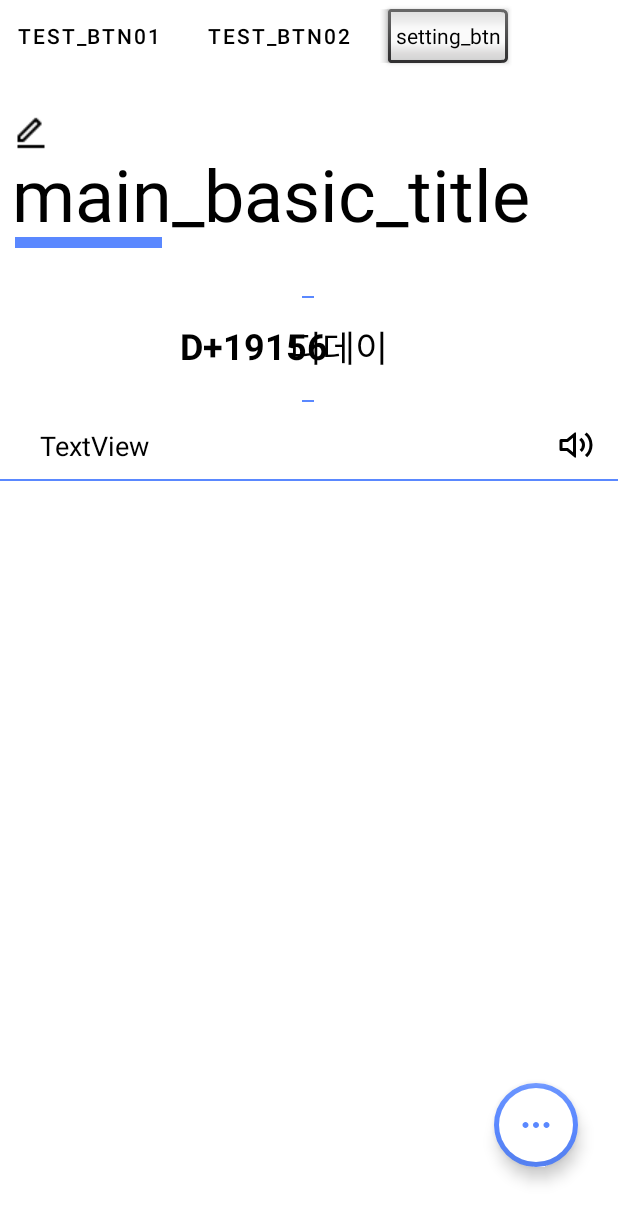
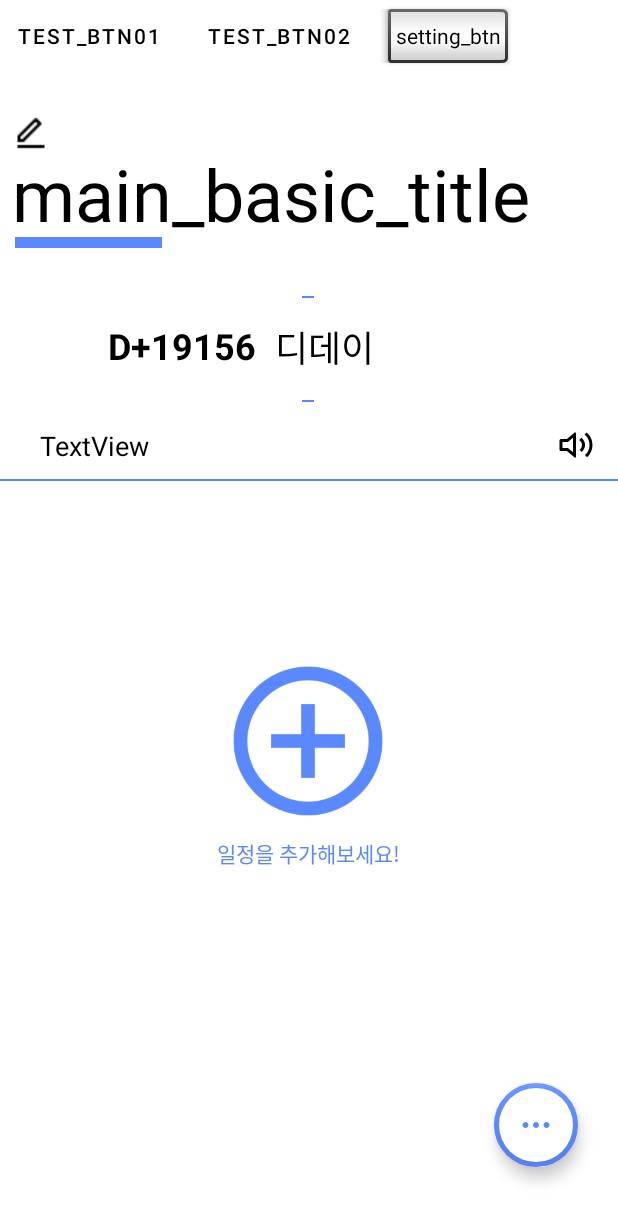
Before and after one commit to wlzkxm2/Probono, an Android app: the Main_Basic_Frag screen opened directly, with no data from a screen before it, on a phone screen of 412 x 824 dp. Shown: the top 1222 px of the screen. Run offline under Robolectric (Android 15) with nearby library versions, the phone set to English and light mode, and no system bars; our stand-ins replace Room's generated code; libraries missing offline, so code that uses them is left out: com.prolificinteractive.materialcalendarview; 5 statements that could not run were skipped.

Commit message:
기본모드 - 메인, 캘린더 일정추가 버튼
이지모드는 미완성

```diff
--- a/app/src/main/java/com/example/calender/Calender_Basic_Frag.java
+++ b/app/src/main/java/com/example/calender/Calender_Basic_Frag.java
@@ -1,12 +1,15 @@
 package com.example.calender;
 
 
+import android.content.Intent;
+import android.media.Image;
 import android.os.Bundle;
 import android.util.Log;
 import android.view.LayoutInflater;
 import android.view.View;
 import android.view.ViewGroup;
 import android.widget.Button;
+import android.widget.ImageButton;
 import android.widget.TextView;
 import android.widget.Toast;
 
@@ -22,15 +25,22 @@ import com.example.calender.DataBase.Calender_Dao;
 import com.example.calender.Main_Basic.List_Item;
 import com.example.calender.Main_Basic.List_ItemAdapter;
 import com.example.calender.StaticUidCode.UidCode;
+import com.example.calender.addschedule.AddSchedule;
 import com.prolificinteractive.materialcalendarview.CalendarDay;
 import com.prolificinteractive.materialcalendarview.MaterialCalendarView;
 import com.prolificinteractive.materialcalendarview.OnDateSelectedListener;
+
+import org.w3c.dom.Text;
 
 import java.text.SimpleDateFormat;
 import java.time.format.DateTimeFormatter;
 import java.util.List;
 
 public class Calender_Basic_Frag extends Fragment {
+
+    // 일정 없는 날 일정추가버튼 표시
+    private ImageButton nolist_add;
+    private TextView nolist_add_text;
 
     public Calender_Dao calender_dao;       // 데이터 베이스 구축을 위한 객체
 
@@ -56,6 +66,10 @@ public class Calender_Basic_Frag extends Fragment {
     public View onCreateView(@NonNull LayoutInflater inflater, @Nullable ViewGroup container, @Nullable Bundle savedInstanceState) {
         View view = inflater.inflate(R.layout.calender_basic, container, false);
         Log.v(TAG, "Frag 뷰입니다");
+
+        // 일정 없는 날 일정추가버튼 표시
+        nolist_add = (ImageButton) view.findViewById(R.id.calendar_basic_nolist_add);
+        nolist_add_text = (TextView) view.findViewById(R.id.calendar_basic_nolist_add_text);
 
         // 날짜를 입력받기 위한 배열
         // 배열로 밖에 데이터를 못받기 때문에 배열로 선언
@@ -149,6 +163,23 @@ public class Calender_Basic_Frag extends Fragment {
 
                 list_itemAdapter.removeAllItem();
 
+                if (calender_like_data.isEmpty()) { // 캘린더 눌러서 일정이 없을때
+                    Log.v("일정이 없는 날입니다", Integer.toString(((UidCode) getActivity().getApplication()).getStatic_day()));
+                    // 일정 없는 날 일정추가버튼 표시
+                    nolist_add.setVisibility(View.VISIBLE);
+                    nolist_add_text.setVisibility(View.VISIBLE);
+                    nolist_add.setOnClickListener(new View.OnClickListener() {
+                        @Override
+                        public void onClick(View v) {
+                            Intent n = new Intent(getActivity(), AddSchedule.class);
+                            startActivity(n);
+                        }
+                    });
+
+                } else {
+                    // 일정 있으면 추가버튼 없애기
+                    nolist_add.setVisibility(View.GONE);
+                    nolist_add_text.setVisibility(View.GONE);
                     for (int i = 0; i < calender_like_data.size(); i++) {
                         List_Item calList = new List_Item();
                         calList.setTime(Integer.toString(calender_like_data.get(i).getStart_time()));
@@ -156,9 +187,15 @@ public class Calender_Basic_Frag extends Fragment {
                         calList.setText(calender_like_data.get(i).get_subtitle());
 
                         list_itemAdapter.addItem(calList);
+//                        list_itemAdapter.addItem(calList); //두개 써있어서 하나 주석 해둠
                     }
                     list_itemAdapter.notifyDataSetChanged();
                     recyclerView.startLayoutAnimation();
+                }
+                list_itemAdapter.notifyDataSetChanged();
+                recyclerView.startLayoutAnimation();
+
+
             }
         });
         //</editor-fold desc="캘린더에 일자가 눌렷을떄">
--- a/app/src/main/java/com/example/calender/Main_Basic/Main_Basic_Frag.java
+++ b/app/src/main/java/com/example/calender/Main_Basic/Main_Basic_Frag.java
@@ -6,6 +6,7 @@ import android.app.DatePickerDialog;
 import android.content.Context;
 import android.content.DialogInterface;
 import android.content.Intent;
+import android.media.Image;
 import android.os.Bundle;
 import android.os.Handler;
 import android.util.Log;
@@ -59,6 +60,10 @@ public class Main_Basic_Frag extends Fragment implements View.OnClickListener {
     long dbinputTime = 0;
     String dbinputTitle = "";
     String dbinputDtitle = "";
+
+    // 일정이 없는날 등록하는 버튼
+    ImageButton nolist_add;
+    TextView nolist_add_text;
 
     // 디데이 변수
     int dateEndY, dateEndM, dateEndD;
@@ -241,6 +246,10 @@ public class Main_Basic_Frag extends Fragment implements View.OnClickListener {
         // 메인 DB호출
         List<Calender_DB> Maindata = calender_dao.getAllData();
 
+        //일정 없는날 등록하는 버튼
+        nolist_add = view.findViewById(R.id.main_basic_nolist_add);
+        nolist_add_text = view.findViewById(R.id.main_basic_nolist_add_text);
+
         //시작일, 종료일 데이터 저장
         calendar = Calendar.getInstance();
         currentYear = calendar.get(Calendar.YEAR);
@@ -347,8 +356,20 @@ public class Main_Basic_Frag extends Fragment implements View.OnClickListener {
 
         list_itemAdapter.removeAllItem();
 
+        if (calender_like_data.isEmpty()) {
+            nolist_add.setVisibility(View.VISIBLE);
+            nolist_add_text.setVisibility(View.VISIBLE);
+            nolist_add.setOnClickListener(new View.OnClickListener() {
+                @Override
+                public void onClick(View v) {
+                    Intent n = new Intent(getActivity(), AddSchedule.class);
+                    startActivity(n);
+                }
+            });
 
-
+        } else {
+            nolist_add.setVisibility(View.GONE);
+            nolist_add_text.setVisibility(View.GONE);
             for (int i = 0; i < calender_like_data.size(); i++) {
                 List_Item calList = new List_Item();
                 String startTime = String.format("%04d", calender_like_data.get(i).getStart_time());
@@ -362,6 +383,8 @@ public class Main_Basic_Frag extends Fragment implements View.OnClickListener {
 
                 list_itemAdapter.addItem(calList);
             }
+        }
+
         list_itemAdapter.notifyDataSetChanged();
         recyclerView.startLayoutAnimation();
 
@@ -386,19 +409,28 @@ public class Main_Basic_Frag extends Fragment implements View.OnClickListener {
                 lastVisibleItemPositions = ((LinearLayoutManager) recyclerView.getLayoutManager()).findLastCompletelyVisibleItemPosition();
                 itemTotalCounts = recyclerView.getAdapter().getItemCount() - 1;
                 if (lastVisibleItemPositions == itemTotalCounts) { // 마지막 아이템 자리일때
-//                    add_schedule.setVisibility(View.VISIBLE); //화면에 보이게 한다.
-//                    add_schedule_dot.setVisibility(View.VISIBLE); //화면에 보이게 한다.
-//                    add_schedule_txt.setVisibility(View.VISIBLE); //화면에 보이게 한다.
-                    add_schedule.startAnimation(fade_in);
-                    add_schedule_txt.startAnimation(fade_in);
-                    add_schedule_dot.startAnimation(fade_in);
+                    add_schedule.setVisibility(View.VISIBLE); //화면에 보이게 한다.
+                    add_schedule_dot.setVisibility(View.VISIBLE); //화면에 보이게 한다.
+                    add_schedule_txt.setVisibility(View.VISIBLE); //화면에 보이게 한다.
+//                    add_schedule.startAnimation(fade_in);         //서서히 보이는 애니메이션
+//                    add_schedule_txt.startAnimation(fade_in);         //서서히 보이는 애니메이션
+//                    add_schedule_dot.startAnimation(fade_in);         //서서히 보이는 애니메이션
+
+                    add_schedule.setOnClickListener(new View.OnClickListener() {
+                        @Override
+                        public void onClick(View v) {
+                            Intent n = new Intent(getActivity(), AddSchedule.class);
+                            startActivity(n);
+                        }
+                    });
+
                 } else if (lastVisibleItemPositions != itemTotalCounts) {
-                    add_schedule.setVisibility(View.INVISIBLE); //화면에 안보이게 한다.
-                    add_schedule_dot.setVisibility(View.INVISIBLE); //화면에 안보이게 한다.
-                    add_schedule_txt.setVisibility(View.INVISIBLE); //화면에 안보이게 한다.
-                    add_schedule.startAnimation(fade_out);
-                    add_schedule_dot.startAnimation(fade_out);
-                    add_schedule_txt.startAnimation(fade_out);
+                    add_schedule.setVisibility(View.GONE); //화면에 안보이게 한다.
+                    add_schedule_dot.setVisibility(View.GONE); //화면에 안보이게 한다.
+                    add_schedule_txt.setVisibility(View.GONE); //화면에 안보이게 한다.
+//                    add_schedule.startAnimation(fade_out);
+//                    add_schedule_dot.startAnimation(fade_out);
+//                    add_schedule_txt.startAnimation(fade_out);
 
                 }
             }
--- a/app/src/main/res/layout/main_basic.xml
+++ b/app/src/main/res/layout/main_basic.xml
@@ -95,13 +95,14 @@
         android:id="@+id/main_basic_dday"
         android:layout_width="wrap_content"
         android:layout_height="wrap_content"
-        android:layout_marginStart="120dp"
         android:gravity="left"
         android:text="D-1"
         android:textColor="@color/black"
         android:textSize="24dp"
         android:textStyle="bold"
         app:layout_constraintBottom_toBottomOf="parent"
+        app:layout_constraintEnd_toStartOf="@+id/main_basic_dday_text"
+        app:layout_constraintHorizontal_bias="0.847"
         app:layout_constraintStart_toStartOf="parent"
         app:layout_constraintTop_toTopOf="parent"
         app:layout_constraintVertical_bias="0.223" />
@@ -110,14 +111,14 @@
         android:id="@+id/main_basic_dday_text"
         android:layout_width="wrap_content"
         android:layout_height="wrap_content"
-        android:layout_marginEnd="180dp"
-        android:gravity="left"
         android:text="디데이"
         android:textColor="@color/black"
         android:textSize="24dp"
+        android:gravity="left"
         app:layout_constraintBottom_toBottomOf="parent"
         app:layout_constraintEnd_toEndOf="parent"
-        app:layout_constraintStart_toEndOf="@+id/main_basic_dday"
+        app:layout_constraintHorizontal_bias="0.53"
+        app:layout_constraintStart_toStartOf="parent"
         app:layout_constraintTop_toTopOf="parent"
         app:layout_constraintVertical_bias="0.223" />
 
@@ -183,7 +184,7 @@
         android:background="@android:color/transparent"
         android:scaleType="fitCenter"
         android:src="@drawable/img_add_schedule"
-        android:visibility="invisible"
+        android:visibility="gone"
         app:layout_constraintBottom_toBottomOf="parent"
         app:layout_constraintEnd_toEndOf="parent"
         app:layout_constraintStart_toStartOf="parent"
@@ -195,7 +196,8 @@
         android:layout_width="16dp"
         android:layout_height="65dp"
         android:src="@drawable/img_dot_dot_dot"
-        android:visibility="invisible"
+        android:visibility="gone"
+        android:rotationX="180"
         app:layout_constraintBottom_toBottomOf="parent"
         app:layout_constraintEnd_toEndOf="parent"
         app:layout_constraintHorizontal_bias="0.498"
@@ -211,7 +213,7 @@
         android:text="일정을 추가해보세요!"
         android:textColor="#5A88FF"
         android:textSize="10sp"
-        android:visibility="invisible"
+        android:visibility="gone"
         app:drawableTint="#8A5858"
         app:layout_constraintBottom_toBottomOf="parent"
         app:layout_constraintEnd_toEndOf="parent"
@@ -275,5 +277,34 @@
         app:layout_constraintVertical_bias="0.936"
         app:tint="@null" />
 
+    <ImageButton
+        android:id="@+id/main_basic_nolist_add"
+        android:layout_width="100dp"
+        android:layout_height="100dp"
+        android:background="@android:color/transparent"
+        android:scaleType="fitCenter"
+        android:src="@drawable/img_add_schedule"
+        app:layout_constraintBottom_toBottomOf="parent"
+        app:layout_constraintEnd_toEndOf="parent"
+        app:layout_constraintHorizontal_bias="0.498"
+        app:layout_constraintStart_toStartOf="parent"
+        app:layout_constraintTop_toTopOf="parent"
+        app:layout_constraintVertical_bias="0.586"
+        android:visibility="gone"/>
+
+    <TextView
+        android:id="@+id/main_basic_nolist_add_text"
+        android:layout_width="wrap_content"
+        android:layout_height="wrap_content"
+        android:text="일정을 추가해보세요!"
+        android:textColor="#5A88FF"
+        app:layout_constraintBottom_toBottomOf="parent"
+        app:layout_constraintEnd_toEndOf="parent"
+        app:layout_constraintHorizontal_bias="0.498"
+        app:layout_constraintStart_toStartOf="parent"
+        app:layout_constraintTop_toBottomOf="@+id/main_basic_nolist_add"
+        app:layout_constraintVertical_bias="0.055"
+        android:visibility="gone"/>
+
 
 </androidx.constraintlayout.widget.ConstraintLayout>
```
Also changed, not shown: app/src/main/java/com/example/calender/Calendar_Easy/Calendar_Easy.java (+28 -0 lines), app/src/main/res/layout/calendar_easy.xml (+34 -2 lines), app/src/main/res/layout/calender_basic.xml (+32 -1 lines), app/src/main/res/layout/main_easy.xml (+5 -5 lines). Lines whose indentation alone changed are shown as unchanged.
